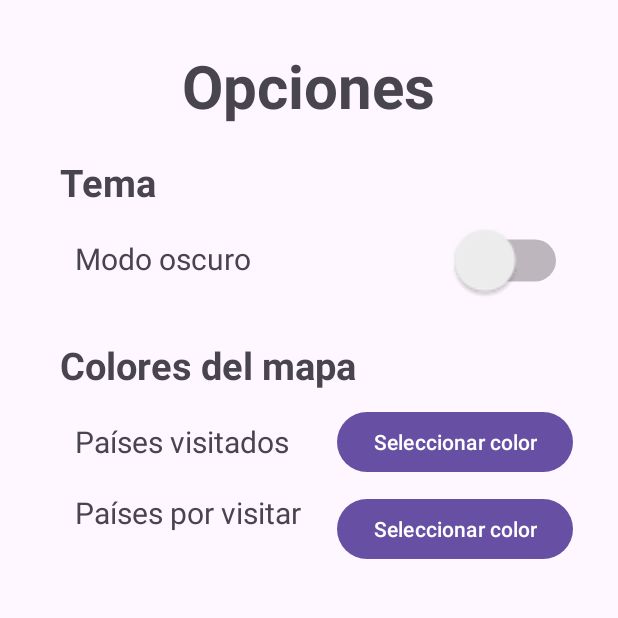
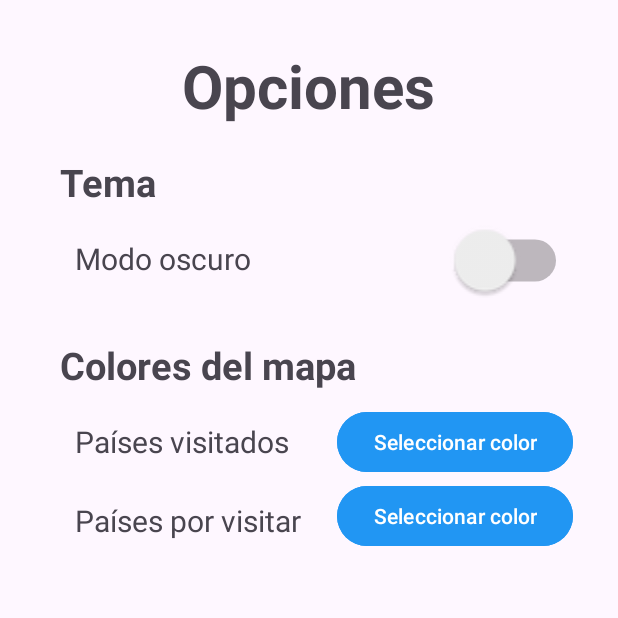
Before and after one commit to jindaardam1/TravelTracker, an Android app: the OpcionesActivity screen opened directly, with no data from a screen before it, on a phone screen of 412 x 824 dp, the top half of it. Run offline under Robolectric (Android 15) with nearby library versions, the phone set to English and light mode, and no system bars.

Commit message:
Añadidos estilos a los botones de Opciones

```diff
--- a/app/src/main/res/layout/activity_opciones.xml
+++ b/app/src/main/res/layout/activity_opciones.xml
@@ -73,7 +73,8 @@
         android:layout_marginTop="10dp"
         android:layout_alignParentEnd="true"
         android:layout_marginRight="30dp"
-        android:text="@string/txtBtnSeleccionarColorVisitados" />
+        android:text="@string/txtBtnSeleccionarColorVisitados"
+        android:backgroundTint="@color/lightblue" />
 
     <TextView android:id="@+id/txtOpcionesPaisesPorVisitar"
         android:layout_width="wrap_content"
@@ -81,17 +82,18 @@
         android:text="@string/PaisesPorVisitarText"
         android:textSize="20dp"
         android:layout_below="@id/txtOpcionesPaisesVisitados"
-        android:layout_marginTop="20dp"
+        android:layout_marginTop="25dp"
         android:layout_marginLeft="50dp" />
 
     <Button android:id="@+id/btnSeleccionarColorPaisesPorVisitar"
         android:layout_width="wrap_content"
         android:layout_height="wrap_content"
         android:layout_below="@id/btnSeleccionarColorPaisesVisitados"
-        android:layout_marginTop="10dp"
+        android:layout_marginTop="1dp"
         android:layout_alignParentEnd="true"
         android:layout_marginRight="30dp"
-        android:text="@string/txtBtnSeleccionarColorVisitados" />
+        android:text="@string/txtBtnSeleccionarColorVisitados"
+        android:backgroundTint="@color/lightblue" />
 
 
 
```
